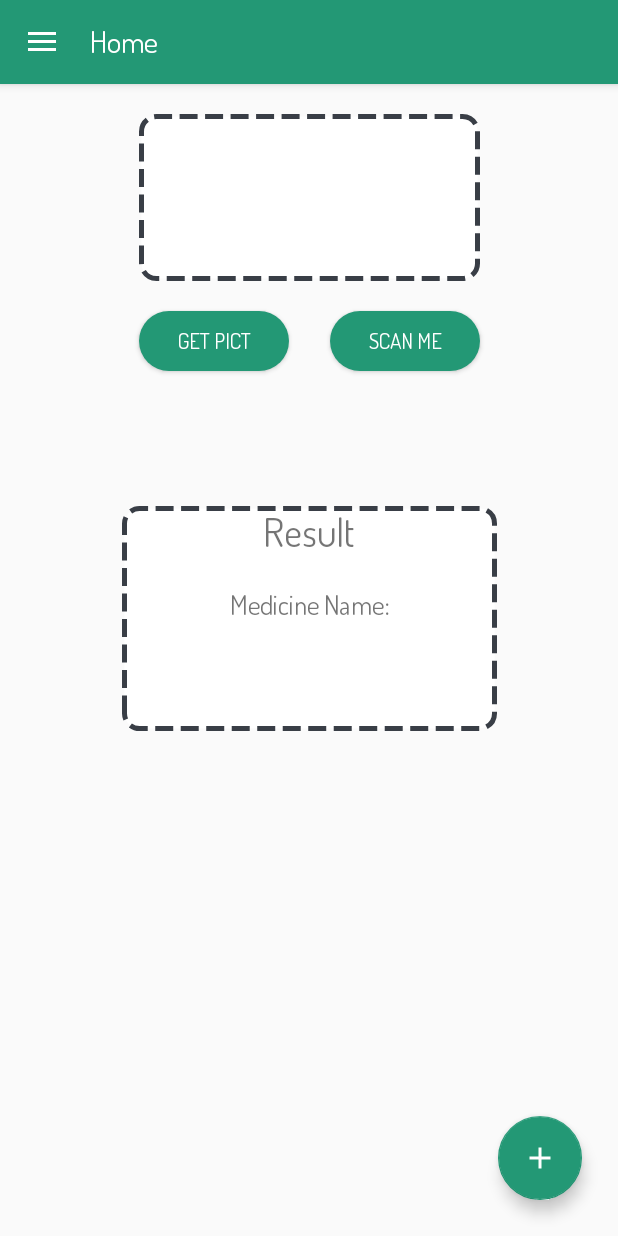
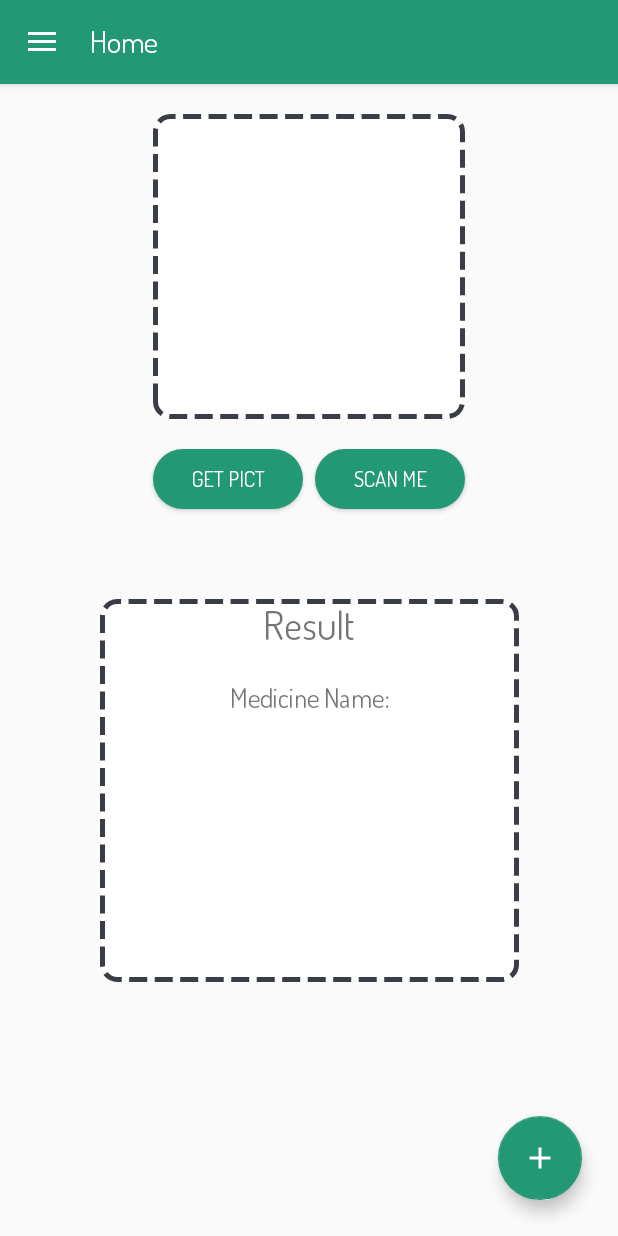
Before and after one commit to S-toe/Medcal_2021, an Android app: the screen it shows after launch (MainActivity), on a phone screen of 412 x 824 dp. Run offline under Robolectric (Android 15) with nearby library versions, the phone set to English and light mode, and no system bars; pictures from the network do not load.

Commit message:
Medcal Android

```diff
--- a/Medcal/app/build.gradle
+++ b/Medcal/app/build.gradle
@@ -3,6 +3,7 @@ apply plugin: 'com.android.application'
 android {
     compileSdkVersion 29
     buildToolsVersion "29.0.2"
+    useLibrary 'org.apache.http.legacy'
     defaultConfig {
         applicationId "com.androidrion.navigationdrawer"
         minSdkVersion 25
@@ -51,5 +52,7 @@ dependencies {
     annotationProcessor 'android.arch.persistence.room:compiler:1.1.1'
     implementation 'android.arch.persistence.room:runtime:1.1.1'
 
-    implementation("com.squareup.okhttp3:okhttp:4.9.0")
+    implementation 'com.squareup.okhttp3:okhttp:4.9.0'
+
+    implementation 'com.google.code.gson:gson:2.8.7'
 }
--- a/Medcal/app/src/main/AndroidManifest.xml
+++ b/Medcal/app/src/main/AndroidManifest.xml
@@ -4,15 +4,18 @@
 
     <uses-permission android:name="android.permission.CAMERA" />
     <uses-permission android:name="android.permission.READ_EXTERNAL_STORAGE"/>
+    <uses-permission android:name="android.permission.WRITE_EXTERNAL_STORAGE"/>
     <uses-permission android:name="android.permission.INTERNET" />
+    <uses-permission android:name="android.permission.ACCESS_WIFI_STATE"/>
     <uses-permission android:name="android.permission.RECEIVE_BOOT_COMPLETED"/>
 
     <application
         android:allowBackup="true"
-        android:icon="@mipmap/ic_launcher"
+        android:icon="@drawable/logo_medcal_round"
         android:label="@string/app_name"
         android:roundIcon="@mipmap/ic_launcher_round"
         android:supportsRtl="true"
+        android:usesCleartextTraffic="true"
         android:theme="@style/AppTheme">
         <activity android:name="com.berwyn.medcal.ScheduleActivity"></activity>
         <activity android:name="com.berwyn.medcal.NewMedsActivity" />
--- a/Medcal/app/src/main/java/com/berwyn/medcal/FragmentHome.java
+++ b/Medcal/app/src/main/java/com/berwyn/medcal/FragmentHome.java
@@ -1,21 +1,41 @@
 package com.berwyn.medcal;
 
 import android.content.Intent;
+import android.content.res.AssetManager;
 import android.net.Uri;
 import android.os.Bundle;
-
-import androidx.annotation.NonNull;
-import androidx.annotation.Nullable;
-import androidx.fragment.app.Fragment;
-
 import android.provider.MediaStore;
 import android.view.LayoutInflater;
 import android.view.View;
 import android.view.ViewGroup;
 import android.widget.Button;
 import android.widget.ImageView;
+import android.widget.TextView;
+import android.widget.Toast;
+
+import androidx.annotation.NonNull;
+import androidx.annotation.Nullable;
+import androidx.fragment.app.Fragment;
 
 import com.google.android.material.floatingactionbutton.FloatingActionButton;
+import com.google.gson.Gson;
+
+import org.jetbrains.annotations.NotNull;
+
+import java.io.BufferedReader;
+import java.io.IOException;
+import java.io.InputStream;
+import java.io.InputStreamReader;
+import java.io.Reader;
+import java.net.URLConnection;
+
+import okhttp3.Call;
+import okhttp3.Callback;
+import okhttp3.FormBody;
+import okhttp3.OkHttpClient;
+import okhttp3.Request;
+import okhttp3.RequestBody;
+import okhttp3.Response;
 
 
 public class FragmentHome extends Fragment {
@@ -27,6 +47,8 @@ public class FragmentHome extends Fragment {
     Uri imageUri;
     static int PreqCode = 1;
     final int galery = 100;
+    String selectedImagePath;
+
     public static final int RESULT_OK = -1;
 
     public FragmentHome() {
@@ -38,7 +60,7 @@ public class FragmentHome extends Fragment {
                              Bundle savedInstanceState) {
 
 
-        View view = inflater.inflate(R.layout.fragment_home, container, false);
+        final View view = inflater.inflate(R.layout.fragment_home, container, false);
 
         FloatingActionButton fab = (FloatingActionButton) view.findViewById(R.id.floatingActionButton);
         fab.setOnClickListener(new View.OnClickListener() {
@@ -63,7 +85,7 @@ public class FragmentHome extends Fragment {
             }
         });
 
-
+        btnScn = (Button) view.findViewById(R.id.btnscan);
         btnTP = (Button) view.findViewById(R.id.btntakepic);
         imgview = (ImageView) view.findViewById(R.id.hasilfoto);
 
@@ -74,6 +96,163 @@ public class FragmentHome extends Fragment {
                 startActivityForResult(tp, galery);
             }
         });
+
+
+
+        btnScn.setOnClickListener(new View.OnClickListener() {
+            @Override
+            public void onClick(View v) {
+                String img = imageUri.getPath();
+                final String backgroundImageName = String.valueOf(imgview.getTag());
+
+
+
+                OkHttpClient okHttpClient = new OkHttpClient();
+
+                RequestBody formBody = new FormBody.Builder().add("image",img).build();
+
+                //http://35.239.15.89:5000/image
+                Request req = new Request.Builder()
+                        .url("http://35.239.15.89:5000/image")
+                        .post(formBody)
+                        .build();
+
+                okHttpClient.newCall(req).enqueue(new Callback() {
+                    @Override
+                    public void onFailure(@NotNull Call call, @NotNull final IOException e) {
+                        call.cancel();
+
+                        getActivity().runOnUiThread(new Runnable() {
+                            @Override
+                            public void run() {
+                                Toast.makeText(getActivity(),"network not found!",Toast.LENGTH_SHORT).show();
+                            }
+                        });
+
+
+                    }
+
+                    @Override
+                    public void onResponse(@NotNull Call call, @NotNull final Response response) throws IOException {
+
+                        getActivity().runOnUiThread(new Runnable() {
+                            @Override
+                            public void run() {
+
+
+                                Toast.makeText(getActivity(),"Connected to The Server",Toast.LENGTH_SHORT).show();
+
+                                /*
+                                try {
+                                    tv.setText(response.body().string());
+                                } catch (IOException e) {
+                                    e.printStackTrace();
+                                }
+
+                                 */
+
+                                String str="http://35.239.15.89:5000/image2";
+                                String JSON_STRING = "obat";
+
+                                String medicineName;
+                                URLConnection urlConn = null;
+                                BufferedReader bufferedReader = null;
+
+                                //Gson gson = new Gson();
+
+                                try{
+                                    AssetManager assetManager = getActivity().getAssets();
+                                    InputStream ims = assetManager.open("http://35.239.15.89:5000/image/myData.json");
+
+                                    Gson gson = new Gson();
+                                    Reader reader = new InputStreamReader(ims);
+
+                                    Obat obatObj = gson.fromJson(reader, Obat.class);
+                                    TextView tv = (TextView) view.findViewById(R.id.medsname);
+                                    tv.setText(obatObj.Obat);
+
+                                }catch(IOException e) {
+                                    e.printStackTrace();
+
+                                    /*
+                                    Reader reader = new FileReader("http://35.239.15.89:5000/image/.json"
+                                    // Convert JSON File to Java Object
+                                    Obat o = gson.fromJson(reader, Obat.class);
+
+                                    // print staff
+                                    tv.setText(o.Obat);
+
+                                } catch (IOException e) {
+                                    e.printStackTrace();
+
+                                     */
+                                }
+
+                                /*
+                                try {
+                                    URL url = new URL(str);
+                                    urlConn = url.openConnection();
+                                    bufferedReader = new BufferedReader(new InputStreamReader(urlConn.getInputStream()));
+
+                                    StringBuffer stringBuffer = new StringBuffer();
+                                    String line;
+                                    while ((line = bufferedReader.readLine()) != null)
+                                    {
+                                        stringBuffer.append(line);
+                                    }
+
+                                    //return new JSONObject(stringBuffer.toString());
+                                    return
+                                }
+                                catch(Exception ex)
+                                {
+                                    Log.e("App", "yourDataTask", ex);
+                                    return null;
+                                }
+                                finally
+                                {
+                                    if(bufferedReader != null)
+                                    {
+                                        try {
+                                            bufferedReader.close();
+                                        } catch (IOException e) {
+                                            e.printStackTrace();
+                                        }
+                                    }
+                                }
+
+
+                                try {
+                                    // get JSONObject from JSON file
+                                    JSONObject obj = new JSONObject(JSON_STRING);
+
+                                    // fetch JSONObject named employee
+                                    JSONObject employee = obj.getJSONObject("obat");
+
+                                    // get employee name and salary
+                                    medicineName = employee.getString("obat");
+
+                                    // set employee name and salary in TextView's
+                                    tv.setText(medicineName);
+
+                                } catch (JSONException e) {
+                                    e.printStackTrace();
+                                }
+
+                                 */
+
+                            }
+                        });
+                    }
+
+                });
+            }
+        });
+
+
+
+
+
 
         /*
         imgview = view.findViewById(R.id.hasilfoto);
@@ -98,6 +277,7 @@ public class FragmentHome extends Fragment {
         return view;
     }
 
+
     @Override
     public void onViewCreated(@NonNull View view, @Nullable Bundle savedInstanceState) {
         super.onViewCreated(view, savedInstanceState);
@@ -112,4 +292,5 @@ public class FragmentHome extends Fragment {
             imgview.setImageURI(imageUri);
         }
     }
+
 }
--- a/Medcal/app/src/main/res/layout/fragment_home.xml
+++ b/Medcal/app/src/main/res/layout/fragment_home.xml
@@ -10,8 +10,8 @@ tools:context=".FragmentHome">
 
     <ImageView
         android:id="@+id/hasilfoto"
-        android:layout_width="227dp"
-        android:layout_height="111dp"
+        android:layout_width="208dp"
+        android:layout_height="203dp"
         android:layout_marginTop="20dp"
         android:background="@drawable/dash_border"
         app:layout_constraintEnd_toEndOf="parent"
@@ -44,39 +44,40 @@ tools:context=".FragmentHome">
 
     <LinearLayout
         android:id="@+id/det"
-        android:layout_width="250dp"
-        android:layout_height="150dp"
+        android:layout_width="279dp"
+        android:layout_height="255dp"
         android:layout_alignParentLeft="true"
         android:layout_alignParentTop="true"
         android:layout_alignParentRight="true"
-        android:layout_marginTop="150dp"
+        android:layout_marginTop="120dp"
         android:background="@drawable/dash_border"
         android:gravity="top"
+        android:orientation="vertical"
         android:outlineSpotShadowColor="#0a0a0a"
         app:layout_constraintEnd_toEndOf="parent"
         app:layout_constraintStart_toStartOf="parent"
-        app:layout_constraintTop_toBottomOf="@+id/hasilfoto"
-        android:orientation="vertical">
+        app:layout_constraintTop_toBottomOf="@+id/hasilfoto">
 
         <TextView
             android:id="@+id/textView"
             android:layout_width="wrap_content"
             android:layout_height="wrap_content"
             android:layout_gravity="center"
+            android:layout_marginBottom="20dp"
             android:text="Result"
-            android:textSize="26sp"
-            android:layout_marginBottom="20dp"/>
+            android:textSize="26sp" />
 
         <TextView
             android:id="@+id/textView1"
             android:layout_width="wrap_content"
             android:layout_height="wrap_content"
             android:layout_gravity="center"
+            android:layout_marginBottom="10dp"
             android:text="Medicine Name:"
-            android:textSize="18sp"
-            android:layout_marginBottom="10dp"/>
+            android:textSize="18sp" />
+
         <TextView
-            android:id="@+id/tv_medsname"
+            android:id="@+id/medsname"
             android:layout_width="wrap_content"
             android:layout_height="wrap_content"
             android:layout_gravity="center"
```
Also changed, not shown: Medcal/app/src/main/java/com/berwyn/medcal/JSONParser.java (added, +73 -0 lines), Medcal/app/src/main/java/com/berwyn/medcal/Obat.java (added, +21 -0 lines), Medcal/app/src/main/res/drawable/logo_medcal.png (added), Medcal/app/src/main/res/drawable/logo_medcal_round.png (added), Medcal/app/src/main/res/mipmap-hdpi/ic_launcher.png (deleted), Medcal/app/src/main/res/mipmap-hdpi/ic_launcher_round.png (deleted), Medcal/app/src/main/res/mipmap-mdpi/ic_launcher.png (deleted), Medcal/app/src/main/res/mipmap-mdpi/ic_launcher_round.png (deleted), Medcal/app/src/main/res/mipmap-xhdpi/ic_launcher.png (deleted), Medcal/app/src/main/res/mipmap-xhdpi/ic_launcher_round.png (deleted), Medcal/app/src/main/res/mipmap-xxhdpi/ic_launcher.png (deleted), Medcal/app/src/main/res/mipmap-xxhdpi/ic_launcher_round.png (deleted), Medcal/app/src/main/res/mipmap-xxxhdpi/ic_launcher.png (deleted), Medcal/app/src/main/res/mipmap-xxxhdpi/ic_launcher_round.png (deleted), 2 other files.
